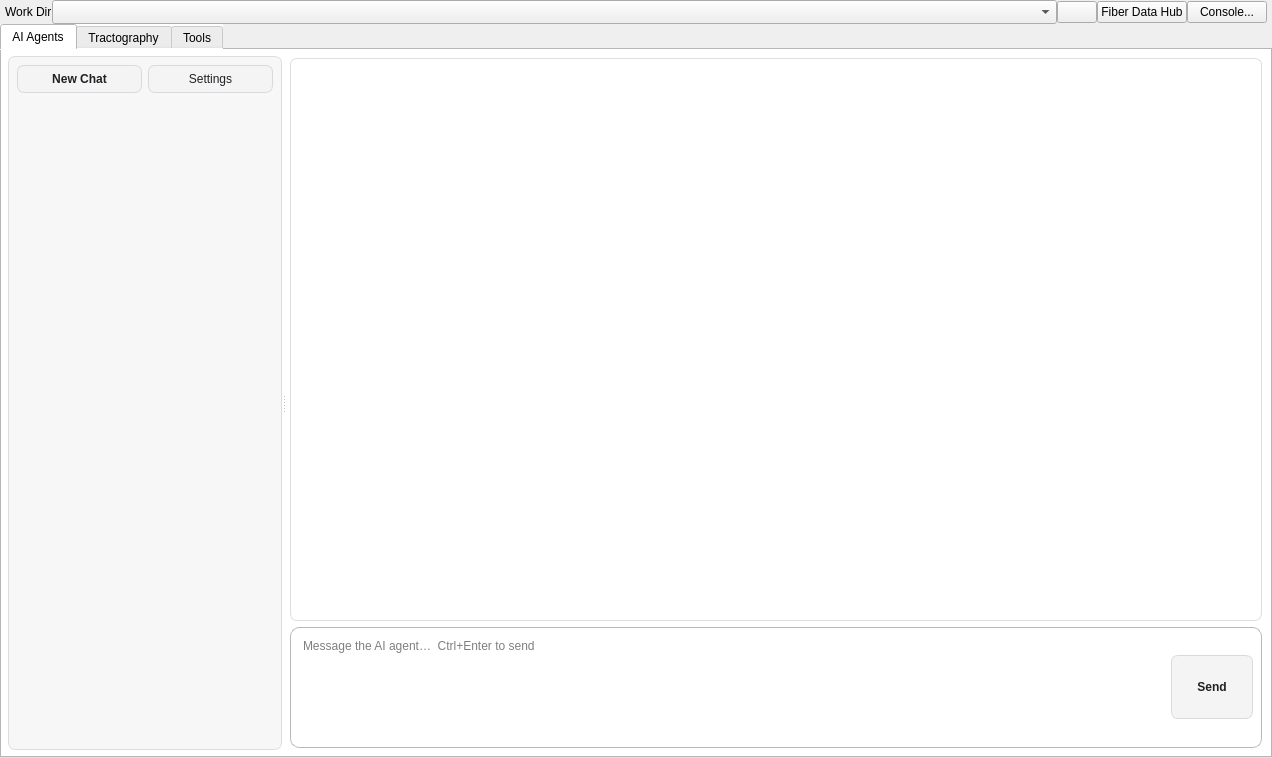
Qt form mainwindow.ui (frankyeh/DSI-Studio) before a commit.
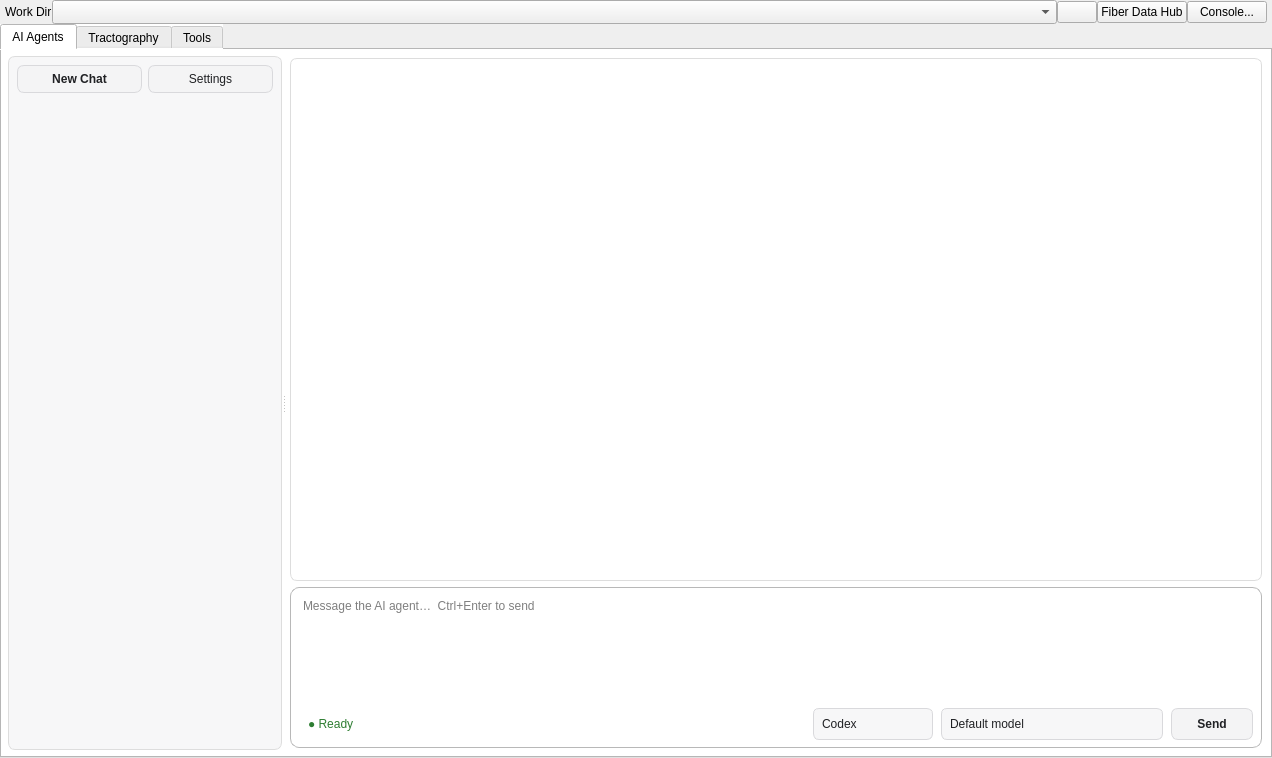
The same form after that commit. Icons and pictures are not drawn.

The edit to the form file:
```diff
--- a/mainwindow.ui
+++ b/mainwindow.ui
@@ -234,6 +234,41 @@
 QPushButton#ai_send_message:pressed {
     background-color: #000000;
 }
+QComboBox#ai_agent_selector,
+QComboBox#ai_model_selector {
+    color: #202124;
+    background-color: #f7f7f8;
+    border: 1px solid #d9d9dc;
+    border-radius: 6px;
+    padding: 4px 24px 4px 8px;
+    min-height: 22px;
+}
+QComboBox#ai_agent_selector:hover,
+QComboBox#ai_model_selector:hover {
+    background-color: #eeeeef;
+    border-color: #c8c8cc;
+}
+QComboBox#ai_agent_selector:focus,
+QComboBox#ai_model_selector:focus {
+    border-color: #8a8a8f;
+}
+QComboBox#ai_agent_selector::drop-down,
+QComboBox#ai_model_selector::drop-down {
+    border: 0;
+    width: 22px;
+}
+QComboBox#ai_agent_selector QAbstractItemView,
+QComboBox#ai_model_selector QAbstractItemView {
+    background-color: #ffffff;
+    border: 1px solid #d9d9dc;
+    selection-background-color: #e5e5e7;
+    selection-color: #202124;
+}
+QLabel#ai_control_status {
+    color: #2e7d32;
+    background-color: transparent;
+    padding: 4px 6px;
+}
 QTextBrowser#ai_chat_history QScrollBar:vertical {
     background: transparent;
     width: 8px;
@@ -414,10 +449,7 @@
               <property name="styleSheet">
                <string notr="true">QFrame#ai_chat_composer { border: 1px solid #b8b8b8; border-radius: 9px; background-color: white; }</string>
               </property>
-              <layout class="QHBoxLayout" name="ai_chat_composer_layout">
-               <property name="spacing">
-                <number>8</number>
-               </property>
+              <layout class="QGridLayout" name="ai_chat_composer_layout">
                <property name="leftMargin">
                 <number>8</number>
                </property>
@@ -430,29 +462,92 @@
                <property name="bottomMargin">
                 <number>7</number>
                </property>
-               <item>
-                <widget class="QPlainTextEdit" name="ai_chat_input">
+               <property name="spacing">
+                <number>8</number>
+               </property>
+               <item row="1" column="0">
+                <widget class="QLabel" name="ai_control_status">
+                 <property name="sizePolicy">
+                  <sizepolicy hsizetype="Minimum" vsizetype="Fixed">
+                   <horstretch>0</horstretch>
+                   <verstretch>0</verstretch>
+                  </sizepolicy>
+                 </property>
+                 <property name="text">
+                  <string>● Ready</string>
+                 </property>
+                 <property name="alignment">
+                  <set>Qt::AlignLeading|Qt::AlignLeft|Qt::AlignVCenter</set>
+                 </property>
+                </widget>
+               </item>
+               <item row="1" column="3">
+                <widget class="QComboBox" name="ai_agent_selector">
                  <property name="minimumSize">
                   <size>
-                   <width>0</width>
-                   <height>62</height>
+                   <width>120</width>
+                   <height>32</height>
                   </size>
                  </property>
                  <property name="maximumSize">
                   <size>
-                   <width>16777215</width>
-                   <height>105</height>
+                   <width>160</width>
+                   <height>16777215</height>
                   </size>
                  </property>
-                 <property name="frameShape">
-                  <enum>QFrame::NoFrame</enum>
+                 <item>
+                  <property name="text">
+                   <string>Codex</string>
+                  </property>
+                 </item>
+                 <item>
+                  <property name="text">
+                   <string>Claude</string>
+                  </property>
+                 </item>
+                </widget>
+               </item>
+               <item row="1" column="4">
+                <widget class="QComboBox" name="ai_model_selector">
+                 <property name="minimumSize">
+                  <size>
+                   <width>180</width>
+                   <height>32</height>
+                  </size>
                  </property>
-                 <property name="placeholderText">
-                  <string>Message the AI agent…  Ctrl+Enter to send</string>
+                 <property name="maximumSize">
+                  <size>
+                   <width>280</width>
+                   <height>16777215</height>
+                  </size>
                  </property>
+                 <property name="sizeAdjustPolicy">
+                  <enum>QComboBox::AdjustToMinimumContentsLengthWithIcon</enum>
+                 </property>
+                 <property name="minimumContentsLength">
+                  <number>18</number>
+                 </property>
+                 <item>
+                  <property name="text">
+                   <string>Default model</string>
+                  </property>
+                 </item>
                 </widget>
                </item>
-               <item>
+               <item row="1" column="1">
+                <spacer name="ai_composer_status_spacer">
+                 <property name="orientation">
+                  <enum>Qt::Horizontal</enum>
+                 </property>
+                 <property name="sizeHint" stdset="0">
+                  <size>
+                   <width>40</width>
+                   <height>20</height>
+                  </size>
+                 </property>
+                </spacer>
+               </item>
+               <item row="1" column="5">
                 <widget class="QPushButton" name="ai_send_message">
                  <property name="sizePolicy">
                   <sizepolicy hsizetype="Minimum" vsizetype="Fixed">
@@ -463,13 +558,13 @@
                  <property name="minimumSize">
                   <size>
                    <width>82</width>
-                   <height>40</height>
+                   <height>30</height>
                   </size>
                  </property>
                  <property name="maximumSize">
                   <size>
                    <width>92</width>
-                   <height>64</height>
+                   <height>34</height>
                   </size>
                  </property>
                  <property name="font">
@@ -489,6 +584,28 @@
                  </property>
                 </widget>
                </item>
+               <item row="0" column="0" colspan="6">
+                <widget class="QPlainTextEdit" name="ai_chat_input">
+                 <property name="minimumSize">
+                  <size>
+                   <width>0</width>
+                   <height>62</height>
+                  </size>
+                 </property>
+                 <property name="maximumSize">
+                  <size>
+                   <width>16777215</width>
+                   <height>105</height>
+                  </size>
+                 </property>
+                 <property name="frameShape">
+                  <enum>QFrame::NoFrame</enum>
+                 </property>
+                 <property name="placeholderText">
+                  <string>Message the AI agent…  Ctrl+Enter to send</string>
+                 </property>
+                </widget>
+               </item>
               </layout>
              </widget>
             </item>
```
